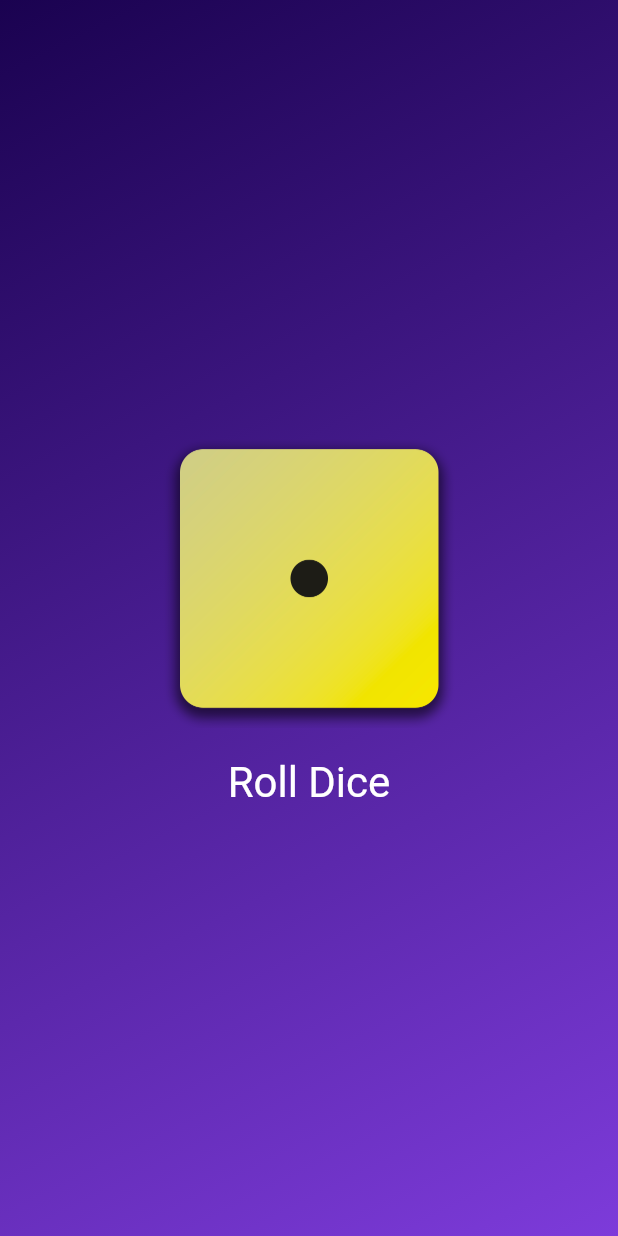
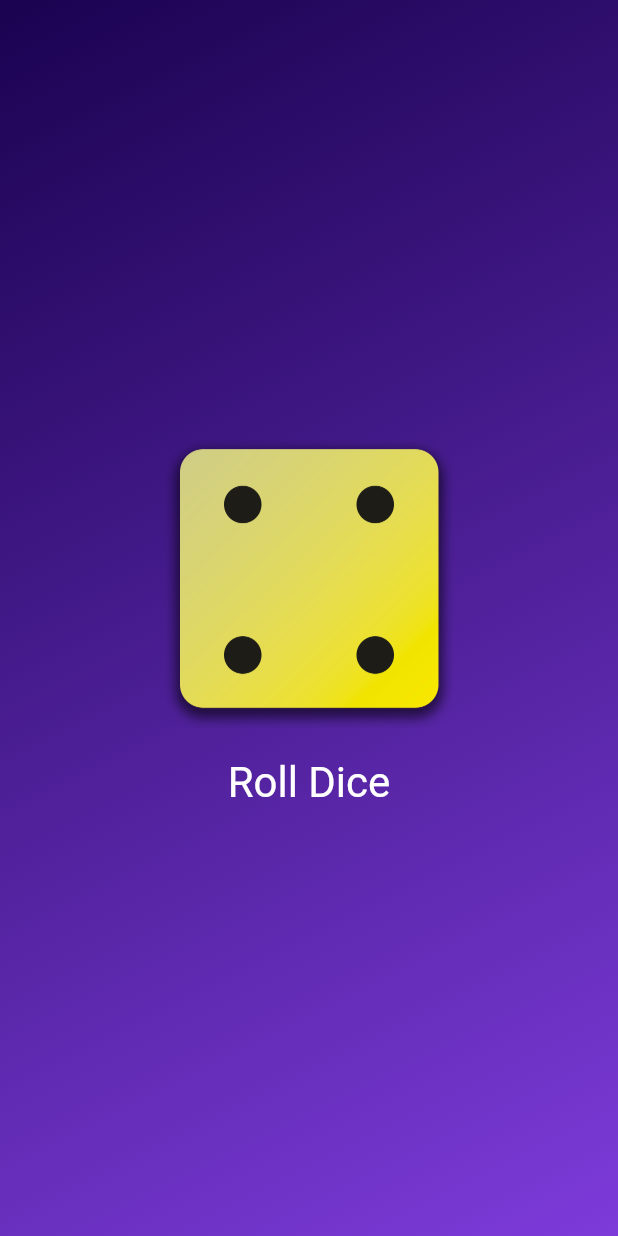
Before and after one commit to apdata/Learn.flutter.roll_dice_app, a Flutter app: the screen it shows after launch, after a tap on "Roll Dice", on a phone screen of 412 x 824 dp. Run offline on Flutter 3.47's test engine with Material 2 defaults, Android fonts, the phone set to English and light mode, and no system bars.

```diff
--- /dev/null
+++ b/lib/dice_roller.dart
@@ -0,0 +1,54 @@
+import 'package:flutter/material.dart';
+
+class DiceRoller extends StatefulWidget {
+  const DiceRoller({super.key});
+
+  @override
+  State<DiceRoller> createState() {
+    return _DiceRollerState();
+  }
+}
+
+// Klassen mit Unterstrich als Prefix sind private
+class _DiceRollerState extends State<DiceRoller> {
+  var activeDiceImage = 'assets/images/dice-1.png';
+
+  void rollDice() {
+    // Ändern von Variablen muss in einer anonymen Methode innerhalb
+    // von setState() passieren, damit anschließend die UI neu
+    // ausgewertet wird.
+    setState(() {
+      activeDiceImage = 'assets/images/dice-4.png';
+    });
+  }
+
+  @override
+  Widget build(context) {
+    return Column(
+      mainAxisSize: MainAxisSize.min,
+      children: [
+        Image.asset(
+          activeDiceImage,
+          width: 200,
+        ),
+        // Alternative zum Padding
+        // const SizedBox(
+        //   height: 20,
+        // ),
+        TextButton(
+          onPressed: rollDice,
+          style: TextButton.styleFrom(
+            padding: const EdgeInsets.only(
+              top: 20,
+            ),
+            foregroundColor: Colors.white,
+            textStyle: const TextStyle(
+              fontSize: 28,
+            ),
+          ),
+          child: const Text('Roll Dice'),
+        ),
+      ],
+    );
+  }
+}
--- a/lib/gradient_container.dart
+++ b/lib/gradient_container.dart
@@ -1,4 +1,5 @@
 import 'package:flutter/material.dart';
+import 'package:roll_dice_app/dice_roller.dart';
 
 // Dateiname immer Bezeichnungen mit _ und die Klassen darin ohne _
 
@@ -6,23 +7,15 @@ var startAlignment = Alignment.topLeft;
 var endAlignment = Alignment.bottomRight;
 
 class GradientContainer extends StatelessWidget {
-  GradientContainer(this.color1, this.color2, {super.key});
+  const GradientContainer(this.color1, this.color2, {super.key});
 
   // Multiple Constructor
-  GradientContainer.purple({super.key})
+  const GradientContainer.purple({super.key})
       : color1 = Colors.deepPurple,
         color2 = Colors.indigo;
 
   final Color color1;
   final Color color2;
-
-  var activeDiceImage = 'assets/images/dice-1.png';
-
-  void rollDice() {
-    // ...
-    activeDiceImage = 'assets/images/dice-4.png';
-    print('Changing image...');
-  }
 
   @override
   Widget build(context) {
@@ -34,33 +27,8 @@ class GradientContainer extends StatelessWidget {
           end: endAlignment,
         ),
       ),
-      child: Center(
-        child: Column(
-          mainAxisSize: MainAxisSize.min,
-          children: [
-            Image.asset(
-              activeDiceImage,
-              width: 200,
-            ),
-            // Alternative zum Padding
-            // const SizedBox(
-            //   height: 20,
-            // ),
-            TextButton(
-              onPressed: rollDice,
-              style: TextButton.styleFrom(
-                padding: const EdgeInsets.only(
-                  top: 20,
-                ),
-                foregroundColor: Colors.white,
-                textStyle: const TextStyle(
-                  fontSize: 28,
-                ),
-              ),
-              child: const Text('Roll Dice'),
-            ),
-          ],
-        ),
+      child: const Center(
+        child: DiceRoller(),
       ),
     );
   }
--- a/lib/main.dart
+++ b/lib/main.dart
@@ -3,7 +3,7 @@ import 'gradient_container.dart';
 
 void main() {
   runApp(
-    MaterialApp(
+    const MaterialApp(
       home: Scaffold(
         body: GradientContainer(
             Color.fromARGB(255, 26, 2, 80), Color.fromARGB(255, 125, 59, 218)),
```
